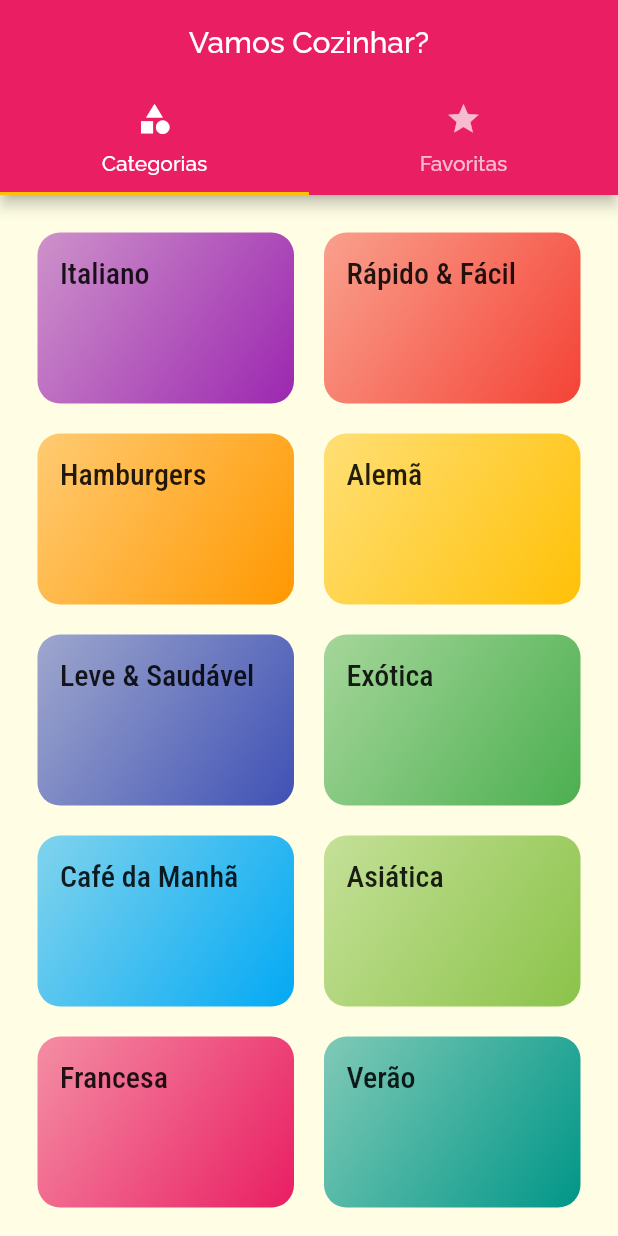
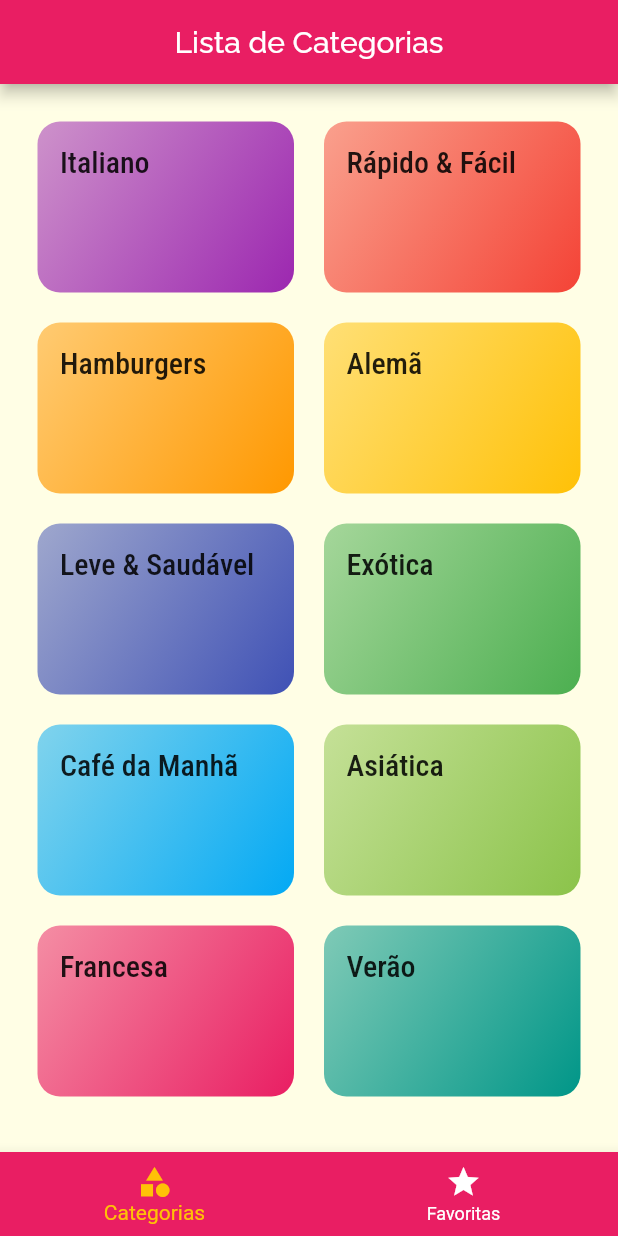
Before and after one commit to divinor07/meals, a Flutter app: the screen it shows after launch, on a phone screen of 412 x 824 dp. Run offline on Flutter 3.47's test engine with Material 2 defaults, Android fonts, the phone set to English and light mode, and no system bars.

```diff
--- a/lib/screens/tabs_screen.dart
+++ b/lib/screens/tabs_screen.dart
@@ -2,34 +2,48 @@ import 'package:flutter/material.dart';
 import 'package:meals/screens/categories_screen.dart';
 import 'package:meals/screens/favorite_screen.dart';
 
-class TabsScreen extends StatelessWidget {
+class TabsScreen extends StatefulWidget {
+  @override
+  _TabsScreenState createState() => _TabsScreenState();
+}
+
+class _TabsScreenState extends State<TabsScreen> {
+  int _selectedScreenIndex = 0;
+  final List<Map<String, Object>> _screens = [
+    {'title': 'Lista de Categorias', 'screen': CategoriesScreen()},
+    {'title': 'Minhas Favoritas', 'screen': FavoriteScreen()},
+  ];
+
+  _selectScreen(int index) {
+    setState(() {
+      _selectedScreenIndex = index;
+    });
+  }
+
   @override
   Widget build(BuildContext context) {
-    return DefaultTabController(
-      length: 2,
-      child: Scaffold(
+    return Scaffold(
       appBar: AppBar(
-          title: Text('Vamos Cozinhar?'),
+        title: Text(_screens[_selectedScreenIndex]['title']),
         centerTitle: true,
-          bottom: TabBar(
-            tabs: <Widget>[
-              Tab(
+      ),
+      body: _screens[_selectedScreenIndex]['screen'],
+      bottomNavigationBar: BottomNavigationBar(
+        onTap: _selectScreen,
+        backgroundColor: Theme.of(context).primaryColor,
+        unselectedItemColor: Colors.white,
+        selectedItemColor: Theme.of(context).accentColor,
+        currentIndex: _selectedScreenIndex,
+        items: [
+          BottomNavigationBarItem(
             icon: Icon(Icons.category),
-                text: 'Categorias',
+            title: Text('Categorias'),
           ),
-              Tab(
+          BottomNavigationBarItem(
             icon: Icon(Icons.star),
-                text: 'Favoritas',
+            title: Text('Favoritas'),
           ),
         ],
-          ),
-        ),
-        body: TabBarView(
-          children: <Widget>[
-            CategoriesScreen(),
-            FavoriteScreen(),
-          ],
-        ),
       ),
     );
   }
```
Lines whose indentation alone changed are shown as unchanged.
